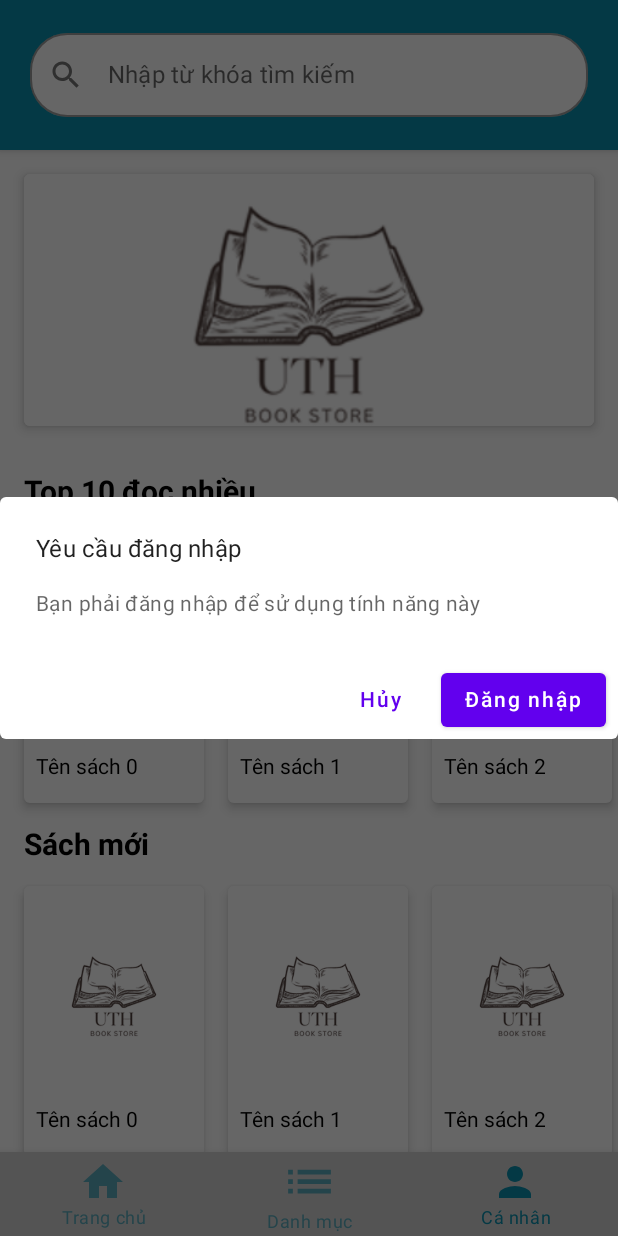
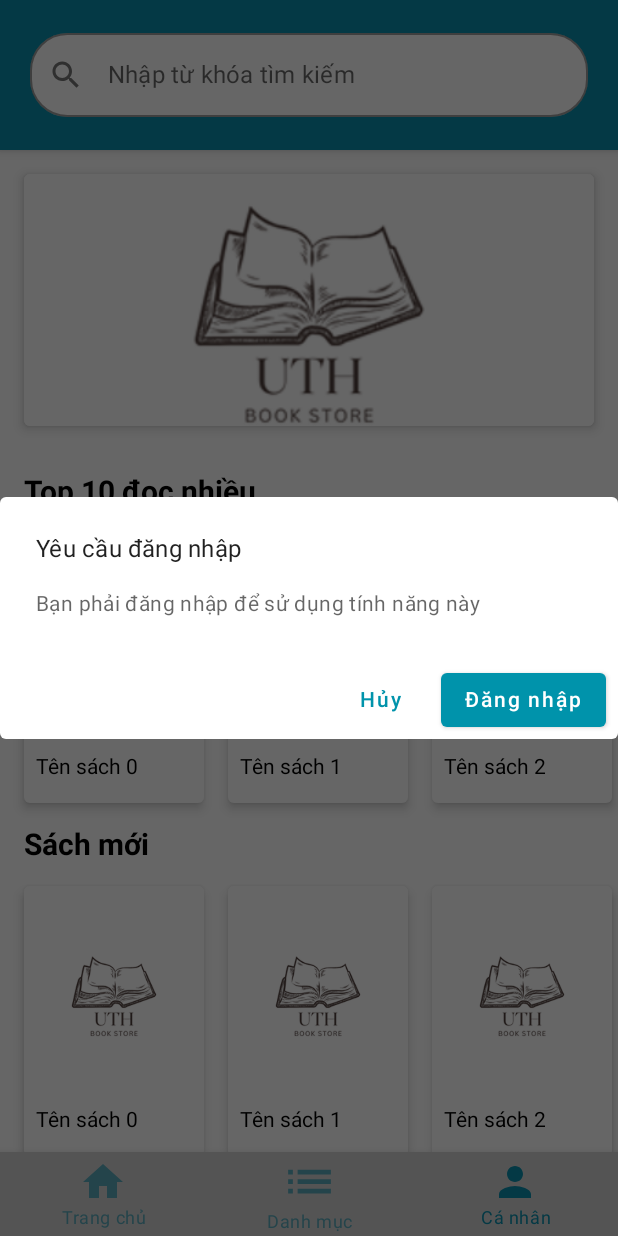
Before and after one commit to XuanDuNe/Lap-trinh-app, an Android app built with Jetpack Compose: the screen it shows after launch (MainActivity), item 3 of the bottom bar chosen, on a phone screen of 412 x 824 dp. Run offline under Robolectric (Android 15) with nearby library versions, the phone set to English and light mode, and no system bars; our stand-ins replace Firebase (no records; nobody signed in at launch, a user with empty details on screens opened directly).

Commit message:
Update all

```diff
--- a/app/src/main/java/com/example/librarybooklendingsystem/ui/screens/AccountScreen.kt
+++ b/app/src/main/java/com/example/librarybooklendingsystem/ui/screens/AccountScreen.kt
@@ -79,7 +79,7 @@ fun AccountScreen(navController: NavController?) {
                         Icon(Icons.Filled.Share, contentDescription = "Chia sẻ", modifier = Modifier.size(35.dp))
                     }
                 },
-                backgroundColor = Color(0xFF0288D1),
+                backgroundColor = Color(0xFF0093AB),
                 contentColor = Color.White,
                 modifier = Modifier.height(100.dp)
             )
@@ -114,7 +114,7 @@ fun AccountScreen(navController: NavController?) {
                         .width(120.dp)
                         .height(40.dp),
                     shape = RoundedCornerShape(20.dp),
-                    colors = ButtonDefaults.buttonColors(backgroundColor = Color(0xFF0288D1))
+                    colors = ButtonDefaults.buttonColors(backgroundColor = Color(0xFF0093AB))
                 ) {
                     Text("Đăng xuất", color = Color.White)
                 }
--- a/app/src/main/java/com/example/librarybooklendingsystem/ui/screens/BookDetailsScreen.kt
+++ b/app/src/main/java/com/example/librarybooklendingsystem/ui/screens/BookDetailsScreen.kt
@@ -52,7 +52,7 @@ fun BookDetailsScreen(navController: NavController) {
                         )
                     }
                 },
-                backgroundColor = Color(0xFF0288D1),
+                backgroundColor = Color(0xFF0093AB),
                 contentColor = Color.White,
                 navigationIcon = {
                     IconButton(onClick = { navController.navigateUp() }) {
@@ -118,7 +118,7 @@ fun BookDetailsScreen(navController: NavController) {
                         .fillMaxWidth(0.5f)
                         .height(50.dp),
                     shape = RoundedCornerShape(20.dp),
-                    colors = ButtonDefaults.buttonColors(backgroundColor = Color(0xFF0288D1)),
+                    colors = ButtonDefaults.buttonColors(backgroundColor = Color(0xFF0093AB)),
                     border = BorderStroke(1.dp, Color.White)
                 ) {
                     Row(verticalAlignment = Alignment.CenterVertically) {
--- a/app/src/main/java/com/example/librarybooklendingsystem/ui/screens/BorrowBookScreen.kt
+++ b/app/src/main/java/com/example/librarybooklendingsystem/ui/screens/BorrowBookScreen.kt
@@ -1,6 +1,7 @@
 package com.example.librarybooklendingsystem.ui.screens
 
 import androidx.compose.foundation.Image
+import androidx.compose.foundation.background
 import androidx.compose.foundation.layout.*
 import androidx.compose.foundation.shape.RoundedCornerShape
 import androidx.compose.material.*
@@ -125,6 +126,7 @@ fun BorrowBookScreen(navController: NavController) {
                     modifier = Modifier
                         .width(250.dp)
                         .height(60.dp)
+                        .background(Color(0xFF0093AB))
                 ) {
                     Text(text = "Xác nhận", fontSize = 20.sp)
                 }
--- a/app/src/main/java/com/example/librarybooklendingsystem/ui/screens/LoginRequiredDialog.kt
+++ b/app/src/main/java/com/example/librarybooklendingsystem/ui/screens/LoginRequiredDialog.kt
@@ -1,11 +1,16 @@
 package com.example.librarybooklendingsystem.ui.screens
 
+import androidx.compose.foundation.background
 import androidx.compose.material.AlertDialog
 import androidx.compose.material.Button
 import androidx.compose.material.Text
 import androidx.compose.material.TextButton
 import androidx.compose.runtime.Composable
+import androidx.compose.ui.Modifier
+import androidx.compose.ui.graphics.Color
+import androidx.compose.ui.unit.dp
 import androidx.navigation.NavController
+import androidx.compose.material.ButtonDefaults
 
 @Composable
 fun LoginRequiredDialog(
@@ -21,14 +26,17 @@ fun LoginRequiredDialog(
                 onClick = {
                     onDismiss()
                     navController.navigate("login")
-                }
+                },
+                colors = ButtonDefaults.buttonColors(
+                    backgroundColor = Color(0xFF0093AB)
+                )
             ) {
-                Text("Đăng nhập")
+                Text("Đăng nhập", color = Color.White)
             }
         },
         dismissButton = {
             TextButton(onClick = onDismiss) {
-                Text("Hủy")
+                Text("Hủy", color = Color(0xFF0093AB))
             }
         }
     )
```
